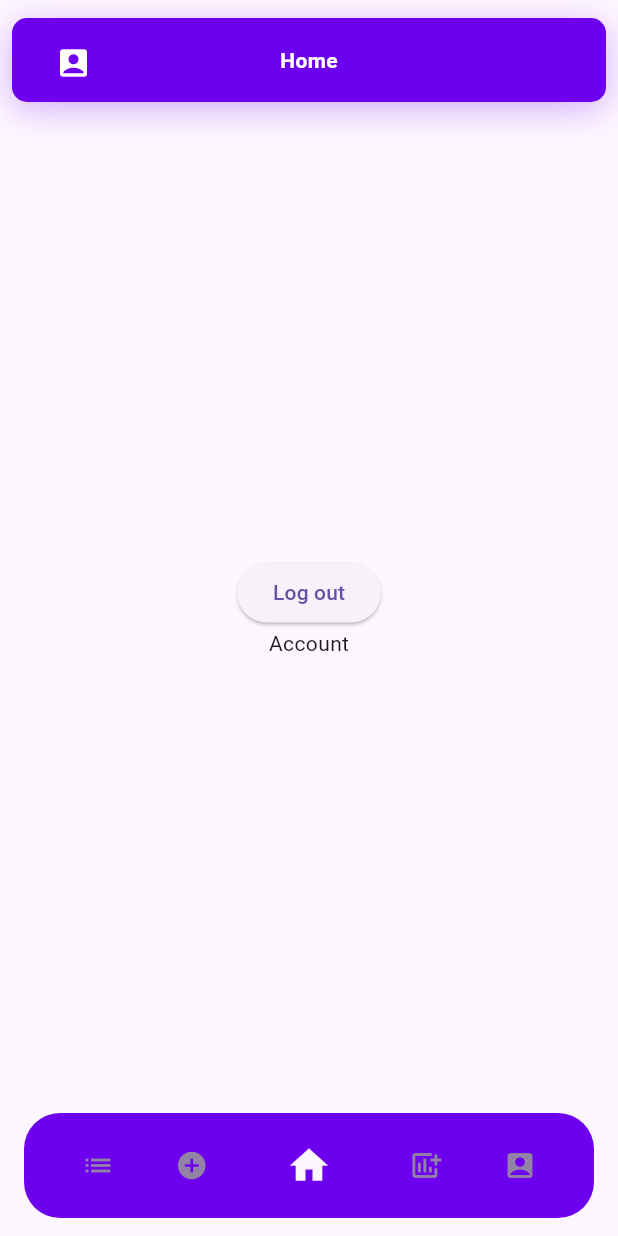
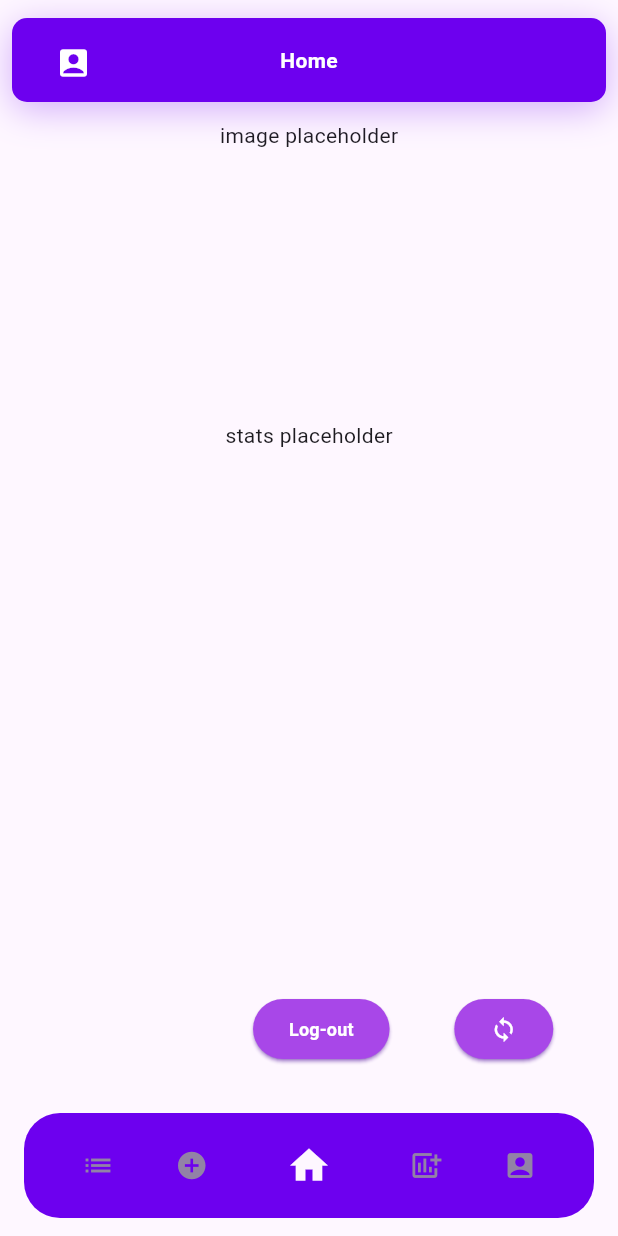
Before and after one commit to Kenayv/stoodee, a Flutter app: the PageScaffold screen opened directly with empty values, item 5 of the bottom bar chosen, on a phone screen of 412 x 824 dp. Run offline on Flutter 3.47's test engine with Material 3 defaults, Android fonts, the phone set to English and light mode, and no system bars; our stand-ins replace firebase_auth, firebase_core, flip_card, flutter_layout_grid, flutter_svg_provider, gap and 4 more; accounts and stored records are empty; generated files the repository leaves out were written again; statements that could not run were skipped.

Commit message:
todo: very custom button
afsxrhiup8hiuyaefwxhuipxfaeshiupxfaewhiuaefwxhiuawxefhiuoxawefiuhxwfaehiuxwefahioaefiwxoxfawehioafxwehiouaefwxhiouaefwxhuioxfaehiowu

```diff
--- a/lib/pages/account_page.dart
+++ b/lib/pages/account_page.dart
@@ -1,6 +1,10 @@
 import 'package:flutter/material.dart';
+import 'package:gap/gap.dart';
 import 'package:go_router/go_router.dart';
 import 'package:stoodee/services/auth/auth_service.dart';
+import 'package:stoodee/utilities/globals.dart';
+import 'package:stoodee/utilities/reusables/reusable_stoodee_button.dart';
+import 'package:stoodee/utilities/dialogs/add_task_dialog.dart';
 
 class AccountPage extends StatefulWidget {
   const AccountPage({
@@ -16,6 +20,29 @@ class _AccountPage extends State<AccountPage> {
     context.go('/');
   }
 
+
+  StoodeeButton resolveWhichButton(){
+
+    if(AuthService.firebase().currentUser == null) {
+      return StoodeeButton(onPressed: (){
+        context.go("/login_test");
+      },
+          child: Text("Log-in",style:buttonTextStyle)
+      );
+
+      }
+    else {
+      return StoodeeButton(onPressed: (){
+        context.go("/login_test");
+      },
+          child: Text("Log-out",style:buttonTextStyle)
+      );
+    }
+
+      }
+
+
+
   @override
   Widget build(BuildContext context) {
     return Scaffold(
@@ -23,20 +50,37 @@ class _AccountPage extends State<AccountPage> {
         child: Column(
           mainAxisAlignment: MainAxisAlignment.center,
           children: <Widget>[
-            ElevatedButton(
-                onPressed: () {
-                  if (AuthService.firebase().currentUser != null) {
-                    AuthService.firebase().logOut();
-                  }
-                  gotomain();
-                },
-                child: const Text('Log out')),
-            const Row(
-              mainAxisAlignment: MainAxisAlignment.center,
+
+            Container(
+                height: 200,
+                child:Text("image placeholder")
+
+
+            ),
+
+            Container(
+                height: 200,
+                child:Text("stats placeholder")
+
+
+            ),
+            Expanded(child: Container()),
+            Row(
+              mainAxisAlignment: MainAxisAlignment.spaceEvenly,
               children: [
-                Text("Account"),
+                Container(width:MediaQuery.of(context).size.width*0.2),
+
+                resolveWhichButton(),
+
+
+
+                StoodeeButton(child:Icon(Icons.sync,color:Colors.white),onPressed: (){showAddTaskDialog(context: context);},),
               ],
-            )
+
+            ),
+            Gap(20),
+
+
           ],
         ),
       ),
--- a/lib/pages/page_scaffold.dart
+++ b/lib/pages/page_scaffold.dart
@@ -5,6 +5,7 @@ import 'package:flutter/material.dart';
 import 'package:go_router/go_router.dart';
 import 'package:stoodee/utilities/globals.dart';
 import 'package:stoodee/utilities/reusables/custom_appbar.dart';
+import 'package:stoodee/utilities/reusables/reusable_stoodee_button.dart';
 
 class PageScaffold extends StatefulWidget {
   const PageScaffold({required this.child, super.key});
@@ -59,6 +60,8 @@ class _PageScaffold extends State<PageScaffold> {
             Icons.account_box_rounded,
             color: Colors.white,
           ),
+
+
         ),
         body: widget.child,
         bottomNavigationBar: Theme(
--- a/lib/services/local_crud/local_database_service/consts.dart
+++ b/lib/services/local_crud/local_database_service/consts.dart
@@ -45,7 +45,7 @@ const createTaskTable = '''
 ''';
 
 const createFlashcardSetTable = '''
-  CREATE TABLE "$flashcardSetTable" (
+  CREATE TABLE IF NOT EXISTS "$flashcardSetTable" (
     "$idColumn"	INTEGER NOT NULL UNIQUE,
     "$userIdColumn"	INTEGER NOT NULL,
     "$nameColumn"	TEXT NOT NULL,
@@ -55,7 +55,7 @@ const createFlashcardSetTable = '''
 ''';
 
 const createFlashcardTable = '''
-  CREATE TABLE "$flashcardTable" (
+  CREATE TABLE  IF NOT EXISTS"$flashcardTable" (
     "$idColumn"	INTEGER NOT NULL UNIQUE,
     "$flashcardSetIdColumn"	INTEGER NOT NULL,
     "$frontTextColumn"	TEXT NOT NULL,
--- a/lib/services/shared_prefs/shared_prefs.dart
+++ b/lib/services/shared_prefs/shared_prefs.dart
@@ -27,10 +27,10 @@ class SharedPrefs {
     _initialized = true;
   }
 
-  Future<void> setRememberLogin({required bool value}) async {
+  Future<void> setRememberLogin({required bool? value}) async {
     if (!_initialized) throw PrefsNotInitialized();
 
-    await _prefs.setBool(_rememberLoginDataKey, value);
+    await _prefs.setBool(_rememberLoginDataKey, value!);
   }
 
   Future<void> setHasSeenIntro({required bool value}) async {
--- a/lib/utilities/globals.dart
+++ b/lib/utilities/globals.dart
@@ -4,3 +4,4 @@ const Color primaryAppColor = Color.fromRGBO(109, 0, 239, 1);
 const Color secondaryAppColor = Color.fromRGBO(110, 148, 255, 1);
 const Color thirdAppColor = Color.fromRGBO(153, 105, 204, 1);
 const Color analogusColor = Color.fromRGBO(168, 71, 232, 1);
+TextStyle buttonTextStyle=TextStyle(fontWeight: FontWeight.bold,color: Colors.white,fontSize: 12);
--- a/lib/utilities/reusables/custom_appbar.dart
+++ b/lib/utilities/reusables/custom_appbar.dart
@@ -7,11 +7,13 @@ class CustomAppBar extends StatelessWidget implements PreferredSizeWidget {
     this.title = '',
     this.leading,
     this.titleWidget,
+    this.leftWidget,
   });
 
   final String title;
   final Widget? leading;
   final Widget? titleWidget;
+  final Widget? leftWidget;
 
   @override
   Widget build(BuildContext context) {
@@ -48,7 +50,11 @@ class CustomAppBar extends StatelessWidget implements PreferredSizeWidget {
                     Transform.translate(
                       offset: const Offset(0, 0),
                       child: const Text("nothing"),
-                    )
+                    ),
+                Align(
+                  alignment: Alignment.centerRight,
+                  child: leftWidget ?? Text('')
+                )
               ],
             )
           ],
--- /dev/null
+++ b/lib/utilities/reusables/reusable_stoodee_button.dart
@@ -0,0 +1,45 @@
+import 'package:flutter/material.dart';
+import 'package:stoodee/utilities/globals.dart';
+
+
+
+class StoodeeButton extends StatelessWidget{
+
+  final Widget child;
+  final VoidCallback onPressed;
+  Size size;
+
+  StoodeeButton({super.key, required this.child,required this.onPressed,this.size=const Size(10,10)});
+
+
+  @override
+  Widget build(BuildContext context) {
+
+    return Container(
+      decoration: BoxDecoration(
+
+
+      ),
+
+      child: ElevatedButton(onPressed: onPressed, style: ElevatedButton.styleFrom(
+        shadowColor: primaryAppColor,
+        backgroundColor: analogusColor,
+
+
+
+
+      ) ,
+
+
+          child: FittedBox(
+              fit:BoxFit.fitWidth,
+              child: child
+          )
+
+      ),
+    );
+
+
+  }
+
+}
```
Also changed, not shown: lib/pages/flash_cards_reader.dart (+40 -6 lines), lib/pages/home_page.dart (+7 -0 lines), lib/pages/login_test_page.dart (+30 -0 lines).
